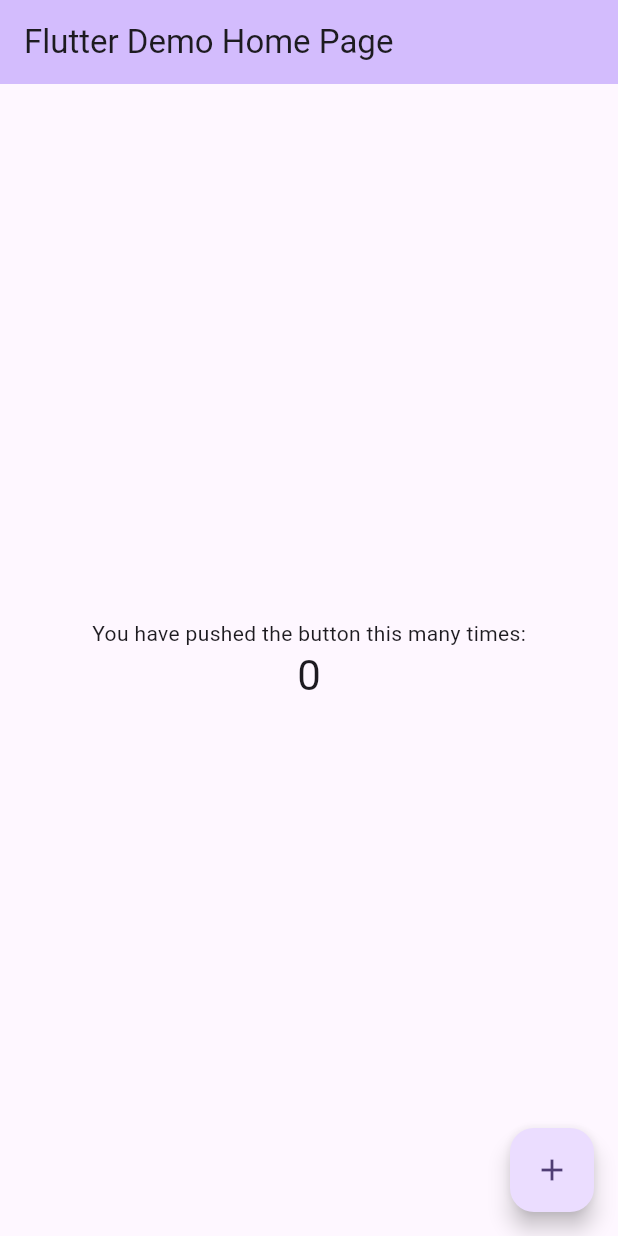
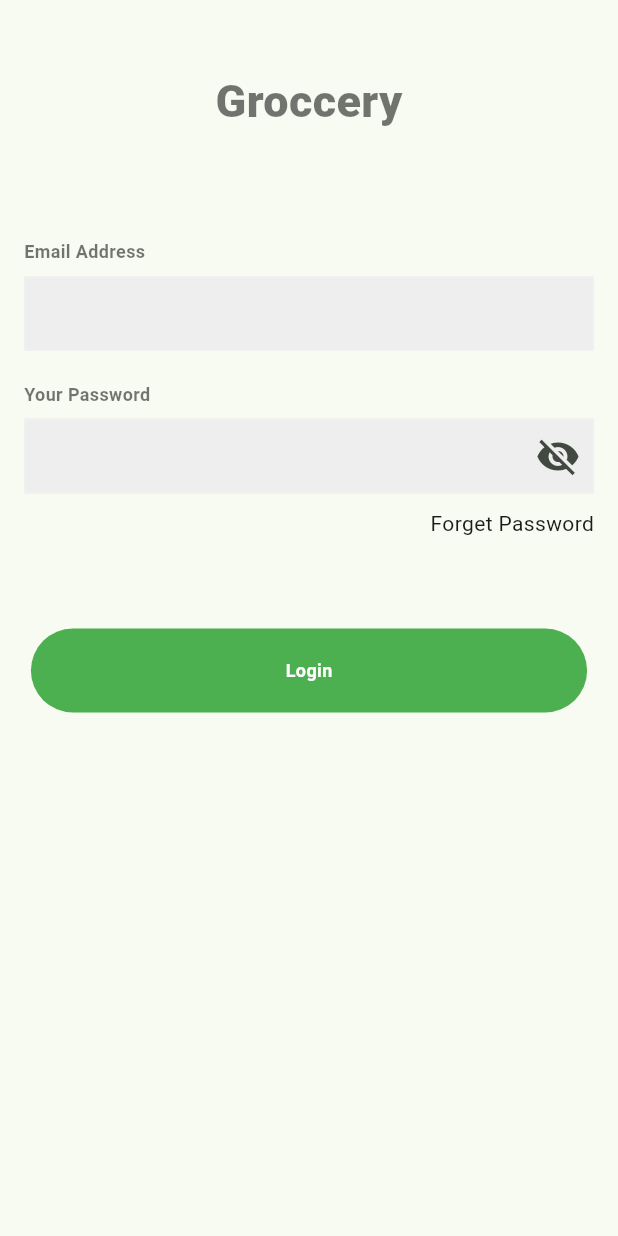
Before and after one commit to ba138/groccery, a Flutter app: the screen it shows after launch, on a phone screen of 412 x 824 dp. Run offline on Flutter 3.47's test engine with Material 3 defaults, Android fonts, the phone set to English and light mode, and no system bars; Roboto replaces fonts that are missing (CenturyGothic).

Commit message:
complete login screen

```diff
--- a/lib/main.dart
+++ b/lib/main.dart
@@ -1,4 +1,6 @@
 import 'package:flutter/material.dart';
+import 'package:groccery/res/colors.dart';
+import 'package:groccery/screens/login_screen.dart';
 
 void main() {
   runApp(const MyApp());
@@ -11,115 +13,11 @@ class MyApp extends StatelessWidget {
   @override
   Widget build(BuildContext context) {
     return MaterialApp(
-      title: 'Flutter Demo',
-      theme: ThemeData(
-        // This is the theme of your application.
-        //
-        // TRY THIS: Try running your application with "flutter run". You'll see
-        // the application has a purple toolbar. Then, without quitting the app,
-        // try changing the seedColor in the colorScheme below to Colors.green
-        // and then invoke "hot reload" (save your changes or press the "hot
-        // reload" button in a Flutter-supported IDE, or press "r" if you used
-        // the command line to start the app).
-        //
-        // Notice that the counter didn't reset back to zero; the application
-        // state is not lost during the reload. To reset the state, use hot
-        // restart instead.
-        //
-        // This works for code too, not just values: Most code changes can be
-        // tested with just a hot reload.
-        colorScheme: ColorScheme.fromSeed(seedColor: Colors.deepPurple),
-        useMaterial3: true,
-      ),
-      home: const MyHomePage(title: 'Flutter Demo Home Page'),
-    );
+        title: 'Flutter Demo',
+        theme: ThemeData(
+          colorScheme: ColorScheme.fromSeed(seedColor: AppColor.primaryColor),
+          useMaterial3: true,
+        ),
+        home: const LoginScreen());
   }
 }
-
-class MyHomePage extends StatefulWidget {
-  const MyHomePage({super.key, required this.title});
-
-  // This widget is the home page of your application. It is stateful, meaning
-  // that it has a State object (defined below) that contains fields that affect
-  // how it looks.
-
-  // This class is the configuration for the state. It holds the values (in this
-  // case the title) provided by the parent (in this case the App widget) and
-  // used by the build method of the State. Fields in a Widget subclass are
-  // always marked "final".
-
-  final String title;
-
-  @override
-  State<MyHomePage> createState() => _MyHomePageState();
-}
-
-class _MyHomePageState extends State<MyHomePage> {
-  int _counter = 0;
-
-  void _incrementCounter() {
-    setState(() {
-      // This call to setState tells the Flutter framework that something has
-      // changed in this State, which causes it to rerun the build method below
-      // so that the display can reflect the updated values. If we changed
-      // _counter without calling setState(), then the build method would not be
-      // called again, and so nothing would appear to happen.
-      _counter++;
-    });
-  }
-
-  @override
-  Widget build(BuildContext context) {
-    // This method is rerun every time setState is called, for instance as done
-    // by the _incrementCounter method above.
-    //
-    // The Flutter framework has been optimized to make rerunning build methods
-    // fast, so that you can just rebuild anything that needs updating rather
-    // than having to individually change instances of widgets.
-    return Scaffold(
-      appBar: AppBar(
-        // TRY THIS: Try changing the color here to a specific color (to
-        // Colors.amber, perhaps?) and trigger a hot reload to see the AppBar
-        // change color while the other colors stay the same.
-        backgroundColor: Theme.of(context).colorScheme.inversePrimary,
-        // Here we take the value from the MyHomePage object that was created by
-        // the App.build method, and use it to set our appbar title.
-        title: Text(widget.title),
-      ),
-      body: Center(
-        // Center is a layout widget. It takes a single child and positions it
-        // in the middle of the parent.
-        child: Column(
-          // Column is also a layout widget. It takes a list of children and
-          // arranges them vertically. By default, it sizes itself to fit its
-          // children horizontally, and tries to be as tall as its parent.
-          //
-          // Column has various properties to control how it sizes itself and
-          // how it positions its children. Here we use mainAxisAlignment to
-          // center the children vertically; the main axis here is the vertical
-          // axis because Columns are vertical (the cross axis would be
-          // horizontal).
-          //
-          // TRY THIS: Invoke "debug painting" (choose the "Toggle Debug Paint"
-          // action in the IDE, or press "p" in the console), to see the
-          // wireframe for each widget.
-          mainAxisAlignment: MainAxisAlignment.center,
-          children: <Widget>[
-            const Text(
-              'You have pushed the button this many times:',
-            ),
-            Text(
-              '$_counter',
-              style: Theme.of(context).textTheme.headlineMedium,
-            ),
-          ],
-        ),
-      ),
-      floatingActionButton: FloatingActionButton(
-        onPressed: _incrementCounter,
-        tooltip: 'Increment',
-        child: const Icon(Icons.add),
-      ), // This trailing comma makes auto-formatting nicer for build methods.
-    );
-  }
-}
--- a/lib/res/colors.dart
+++ b/lib/res/colors.dart
@@ -1,6 +1,6 @@
 import 'package:flutter/material.dart';
 
 class AppColor {
-  static const Color primaryColor = Color(0x004caf50);
+  static const Color primaryColor = Color(0xff4caf50);
   static const Color fontColor = Colors.black54;
 }
--- /dev/null
+++ b/lib/res/widgets/custom_button.dart
@@ -0,0 +1,44 @@
+// ignore_for_file: file_names
+
+import 'package:flutter/material.dart';
+import 'package:groccery/res/colors.dart';
+
+class RoundedButton extends StatelessWidget {
+  final String title;
+  final bool loading;
+  final VoidCallback onpress;
+  const RoundedButton({
+    super.key,
+    required this.title,
+    required this.onpress,
+    this.loading = false,
+  });
+  @override
+  Widget build(BuildContext context) {
+    return InkWell(
+      onTap: onpress,
+      child: Container(
+        height: 56.0,
+        width: MediaQuery.of(context).size.width * 0.9,
+        decoration: BoxDecoration(
+            color: AppColor.primaryColor,
+            borderRadius: BorderRadius.circular(30)),
+        child: Center(
+          child: loading
+              ? const CircularProgressIndicator(
+                  color: Colors.white,
+                )
+              : Text(
+                  title,
+                  style: const TextStyle(
+                    fontFamily: 'CenturyGothic',
+                    fontSize: 12,
+                    fontWeight: FontWeight.w600,
+                    color: Colors.white,
+                  ),
+                ),
+        ),
+      ),
+    );
+  }
+}
--- /dev/null
+++ b/lib/res/widgets/vertical_spacing.dart
@@ -0,0 +1,12 @@
+import 'package:flutter/material.dart';
+
+class VerticalSpeacing extends StatelessWidget {
+  const VerticalSpeacing(this.height, {super.key});
+  final double height;
+  @override
+  Widget build(BuildContext context) {
+    return SizedBox(
+      height: height,
+    );
+  }
+}
--- /dev/null
+++ b/lib/screens/home_screen.dart
@@ -0,0 +1,23 @@
+import 'package:flutter/material.dart';
+
+class HomeScreen extends StatefulWidget {
+  const HomeScreen({super.key});
+
+  @override
+  State<HomeScreen> createState() => _HomeScreenState();
+}
+
+class _HomeScreenState extends State<HomeScreen> {
+  @override
+  Widget build(BuildContext context) {
+    return const Scaffold(
+      body: SafeArea(
+          child: Padding(
+        padding: EdgeInsets.all(16.0),
+        child: Column(
+          children: [],
+        ),
+      )),
+    );
+  }
+}
--- /dev/null
+++ b/lib/screens/login_screen.dart
@@ -0,0 +1,67 @@
+import 'package:flutter/material.dart';
+import 'package:groccery/res/colors.dart';
+import 'package:groccery/res/widgets/custom_button.dart';
+import 'package:groccery/res/widgets/custom_textfield.dart';
+import 'package:groccery/res/widgets/vertical_spacing.dart';
+import 'package:groccery/screens/home_screen.dart';
+
+class LoginScreen extends StatefulWidget {
+  const LoginScreen({super.key});
+
+  @override
+  State<LoginScreen> createState() => _LoginScreenState();
+}
+
+class _LoginScreenState extends State<LoginScreen> {
+  @override
+  Widget build(BuildContext context) {
+    return Scaffold(
+      body: SafeArea(
+          child: Padding(
+        padding: const EdgeInsets.all(16.0),
+        child: Column(
+          children: [
+            const VerticalSpeacing(30),
+            const Text(
+              'Groccery',
+              style: TextStyle(
+                  fontFamily: 'CenturyGothic',
+                  color: AppColor.fontColor,
+                  fontWeight: FontWeight.w800,
+                  fontSize: 30.0),
+            ),
+            const VerticalSpeacing(60),
+            const TextFieldCustom(
+              maxLines: 1,
+              text: 'Email Address',
+              keyboardType: TextInputType.emailAddress,
+            ),
+            const TextFieldCustom(
+              maxLines: 1,
+              text: 'Your Password',
+              keyboardType: TextInputType.emailAddress,
+              obscureText: true,
+            ),
+            Align(
+              alignment: Alignment.bottomRight,
+              child: GestureDetector(
+                onTap: () {},
+                child: const Text("Forget Password"),
+              ),
+            ),
+            const VerticalSpeacing(60),
+            RoundedButton(
+                title: "Login",
+                onpress: () {
+                  Navigator.pushAndRemoveUntil(
+                    context,
+                    MaterialPageRoute(builder: (context) => HomeScreen()),
+                    (route) => false,
+                  );
+                })
+          ],
+        ),
+      )),
+    );
+  }
+}
```
